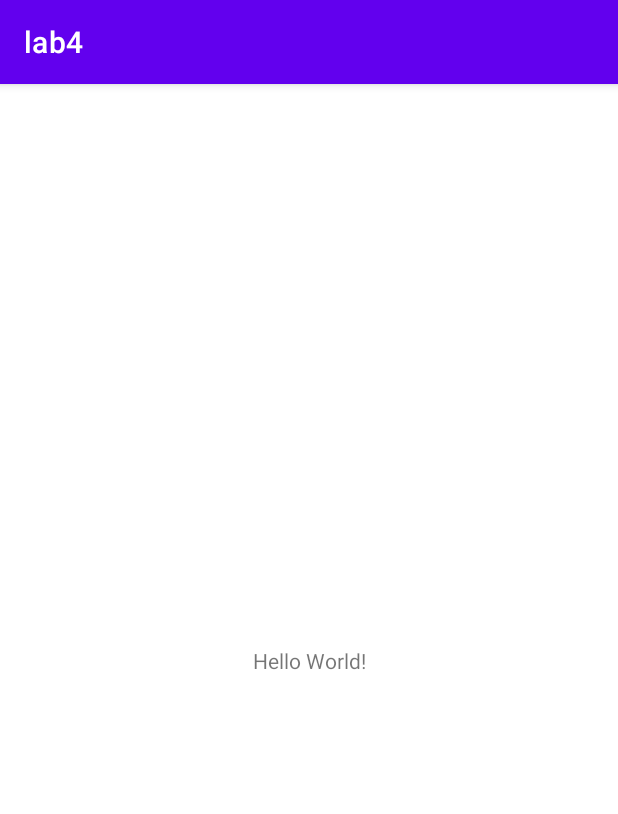
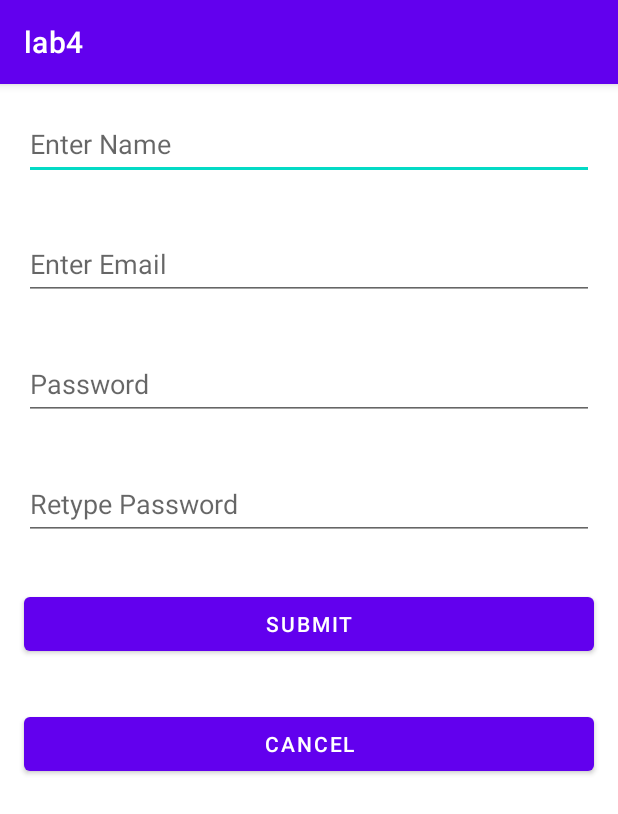
Before and after one commit to it21177064/MADTutorial04, an Android app: the screen it shows after launch (MainActivity), on a phone screen of 412 x 824 dp. Shown: the top 814 px of the screen. Run offline under Robolectric (Android 15) with nearby library versions, the phone set to English and light mode, and no system bars.

Commit message:
Initial commit

```diff
--- a/app/src/main/res/layout/activity_main.xml
+++ b/app/src/main/res/layout/activity_main.xml
@@ -1,18 +1,77 @@
 <?xml version="1.0" encoding="utf-8"?>
-<androidx.constraintlayout.widget.ConstraintLayout xmlns:android="http://schemas.android.com/apk/res/android"
+<LinearLayout xmlns:android="http://schemas.android.com/apk/res/android"
     xmlns:app="http://schemas.android.com/apk/res-auto"
     xmlns:tools="http://schemas.android.com/tools"
     android:layout_width="match_parent"
     android:layout_height="match_parent"
+    android:orientation="vertical"
     tools:context=".MainActivity">
 
-    <TextView
-        android:layout_width="wrap_content"
-        android:layout_height="wrap_content"
-        android:text="Hello World!"
-        app:layout_constraintBottom_toBottomOf="parent"
-        app:layout_constraintEnd_toEndOf="parent"
-        app:layout_constraintStart_toStartOf="parent"
-        app:layout_constraintTop_toTopOf="parent" />
+    <EditText
+        android:id="@+id/editTextTextPersonName"
+        android:layout_width="match_parent"
+        android:layout_height="48dp"
+        android:layout_marginLeft="16dp"
+        android:layout_marginTop="16dp"
+        android:layout_marginRight="16dp"
+        android:layout_marginBottom="16dp"
+        android:ems="10"
+        android:hint="Enter Name"
+        android:inputType="textPersonName" />
 
-</androidx.constraintlayout.widget.ConstraintLayout>
+    <EditText
+        android:id="@+id/editTextTextEmailAddress2"
+        android:layout_width="match_parent"
+        android:layout_height="48dp"
+        android:layout_marginLeft="16dp"
+        android:layout_marginTop="16dp"
+        android:layout_marginRight="16dp"
+        android:layout_marginBottom="16dp"
+        android:ems="10"
+        android:hint="Enter Email"
+        android:inputType="textEmailAddress" />
+
+    <EditText
+        android:id="@+id/editTextTextPassword"
+        android:layout_width="match_parent"
+        android:layout_height="48dp"
+        android:layout_marginLeft="16dp"
+        android:layout_marginTop="16dp"
+        android:layout_marginRight="16dp"
+        android:layout_marginBottom="16dp"
+        android:ems="10"
+        android:hint="Password"
+        android:inputType="textPassword" />
+
+    <EditText
+        android:id="@+id/editTextTextPassword2"
+        android:layout_width="match_parent"
+        android:layout_height="48dp"
+        android:layout_marginLeft="16dp"
+        android:layout_marginTop="16dp"
+        android:layout_marginRight="16dp"
+        android:layout_marginBottom="16dp"
+        android:ems="10"
+        android:hint="Retype Password"
+        android:inputType="textPassword" />
+
+    <Button
+        android:id="@+id/button"
+        android:layout_width="match_parent"
+        android:layout_height="48dp"
+        android:layout_marginLeft="16dp"
+        android:layout_marginTop="16dp"
+        android:layout_marginRight="16dp"
+        android:layout_marginBottom="16dp"
+        android:text="SUBMIT" />
+
+    <Button
+        android:id="@+id/button2"
+        android:layout_width="match_parent"
+        android:layout_height="48dp"
+        android:layout_marginLeft="16dp"
+        android:layout_marginTop="16dp"
+        android:layout_marginRight="16dp"
+        android:layout_marginBottom="16dp"
+        android:text="CANCEL" />
+</LinearLayout>
```
